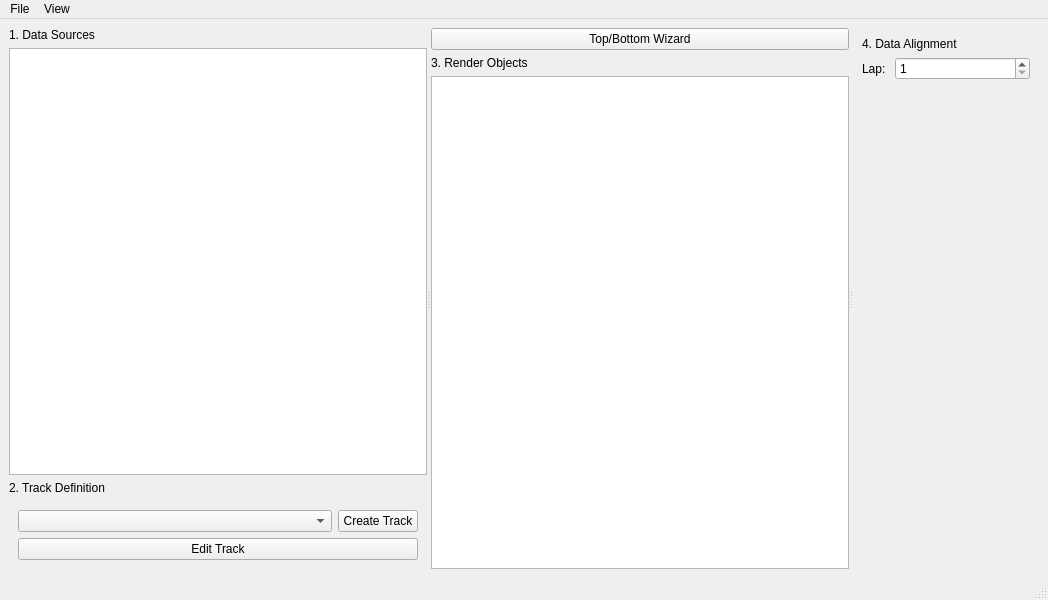
Old version of the form apps/ui/projectwindow.ui in the repository hankedan000/gopro-overlay.
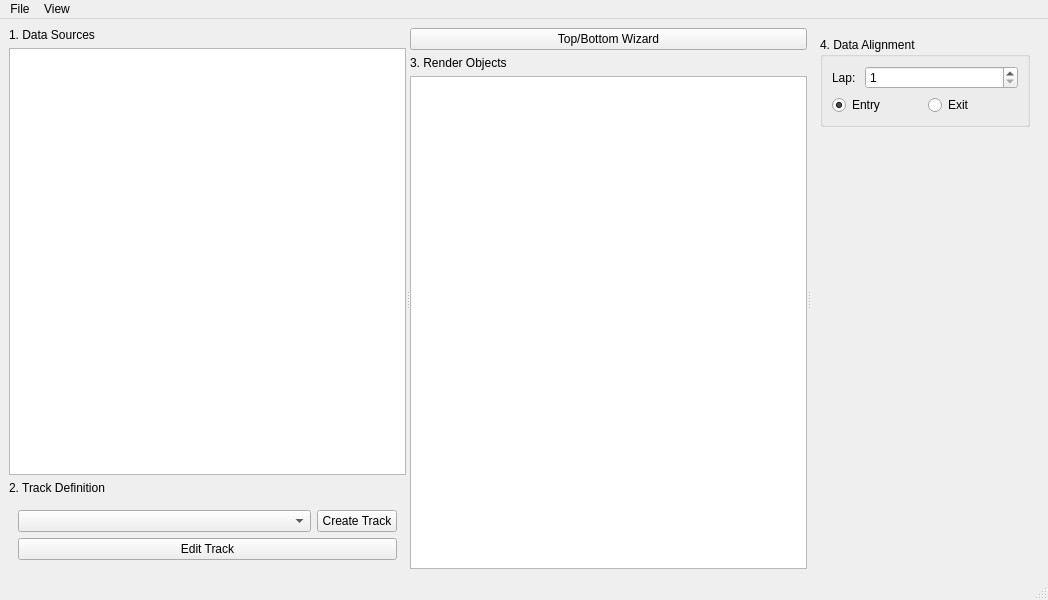
New version of the form.

What changed in the file:
```diff
--- a/apps/ui/projectwindow.ui
+++ b/apps/ui/projectwindow.ui
@@ -95,12 +95,11 @@
          <widget class="QWidget" name="widget_2" native="true">
           <layout class="QVBoxLayout" name="verticalLayout_5">
            <item>
-            <widget class="QLabel" name="label_4">
-             <property name="text">
+            <widget class="QGroupBox" name="groupBox">
+             <property name="title">
               <string>4. Data Alignment</string>
              </property>
-            </widget>
-           </item>
+             <layout class="QVBoxLayout" name="verticalLayout_7">
            <item>
             <layout class="QHBoxLayout" name="horizontalLayout_2" stretch="0,1">
              <item>
@@ -120,6 +119,30 @@
             </layout>
            </item>
            <item>
+               <layout class="QHBoxLayout" name="horizontalLayout_3">
+                <item>
+                 <widget class="QRadioButton" name="entryRadio">
+                  <property name="text">
+                   <string>Entry</string>
+                  </property>
+                  <property name="checked">
+                   <bool>true</bool>
+                  </property>
+                 </widget>
+                </item>
+                <item>
+                 <widget class="QRadioButton" name="exitRadio">
+                  <property name="text">
+                   <string>Exit</string>
+                  </property>
+                 </widget>
+                </item>
+               </layout>
+              </item>
+             </layout>
+            </widget>
+           </item>
+           <item>
             <spacer name="verticalSpacer">
              <property name="orientation">
               <enum>Qt::Vertical</enum>
```
Left out of the diff: 39 changed lines with no effect on the pictures. Lines whose indentation alone changed are shown as unchanged.
